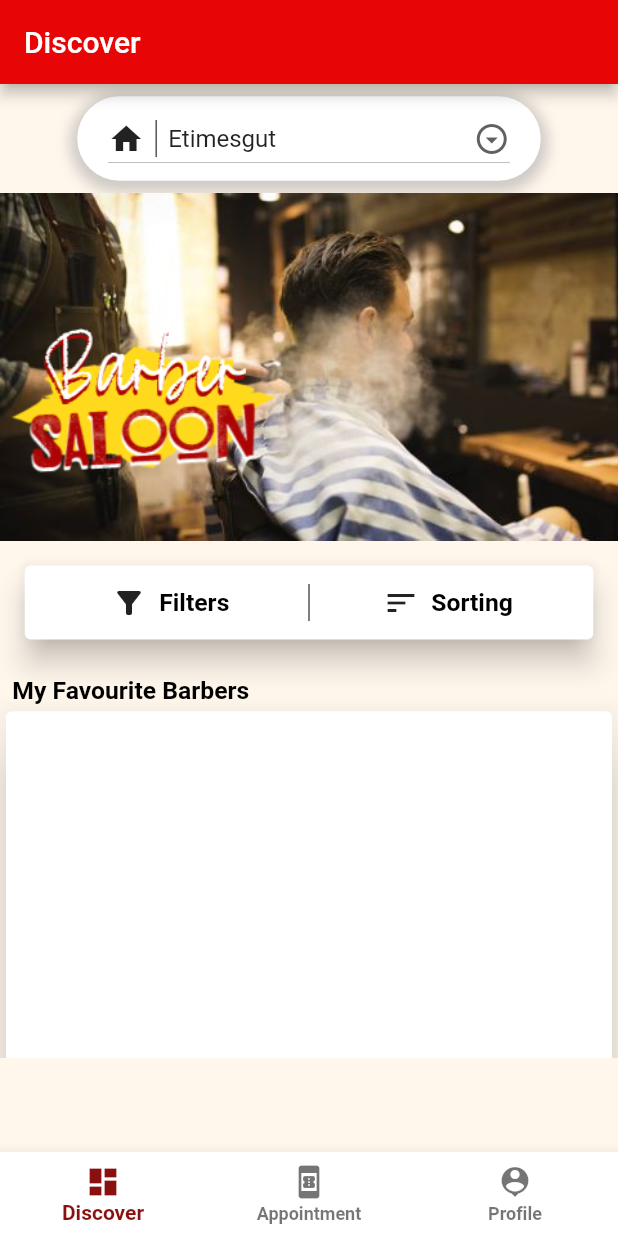
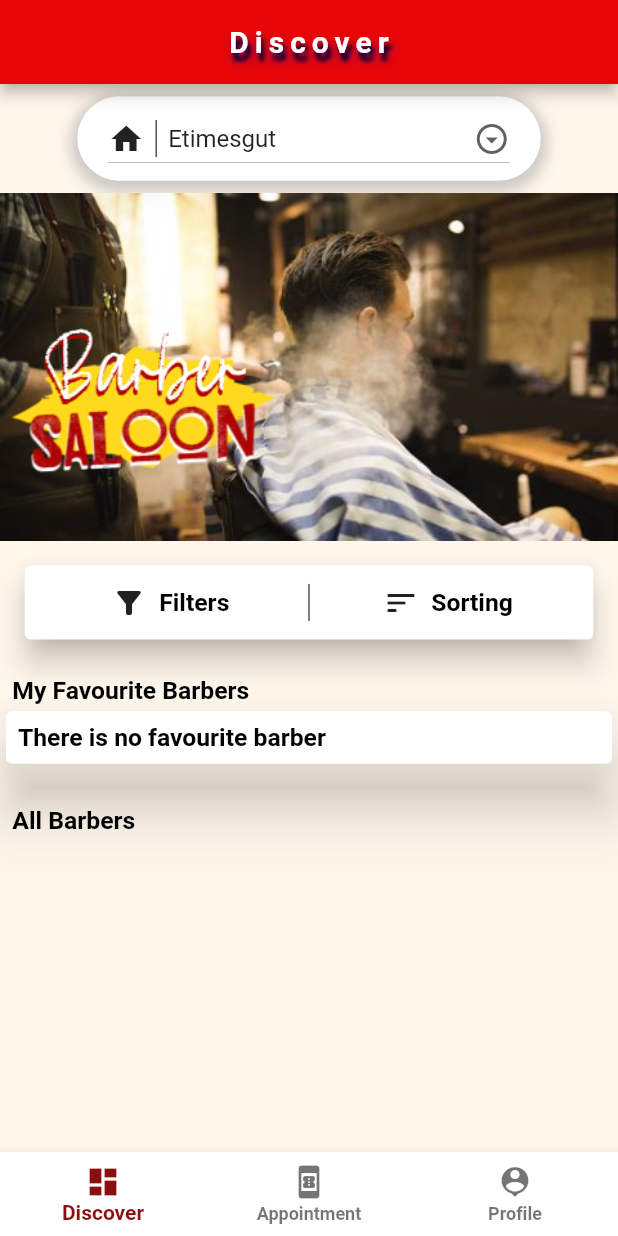
Before and after one commit to emrekorus/BarberBookingApp, a Flutter app: the screen it shows once a user with an empty profile is signed in, on a phone screen of 412 x 824 dp. Run offline on Flutter 3.47's test engine with Material 2 defaults, Android fonts, the phone set to English and light mode, and no system bars; drawn by our look-alikes of carousel_slider, sliding_up_panel; our stand-ins replace firebase_auth, firebase_database, firebase_storage, flutter_datetime_picker, flutter_spinkit, image_picker; accounts and stored records are empty.

Commit message:
Appbar title styles are changed.

```diff
--- a/lib/Screens/Discover/DiscoverScreen.dart
+++ b/lib/Screens/Discover/DiscoverScreen.dart
@@ -67,17 +67,13 @@ class _DiscoverScreenState extends State<DiscoverScreen> {
   void removeBarberFromFavourite(Barber barber) {
     _favouriteBarbers.remove(barber);
     widget.user.favourite_barbers.remove(barber.ID);
-    setState(() {
-
-    });
+    setState(() {});
   }
 
   void addBarberToFavourite(Barber barber) {
     _favouriteBarbers.add(barber);
     widget.user.favourite_barbers.add(barber.ID);
-    setState(() {
-
-    });
+    setState(() {});
   }
 
   getBarbers() async {
@@ -296,7 +292,8 @@ class _DiscoverScreenState extends State<DiscoverScreen> {
               ),
               Card(
                 elevation: 2 * SizeConfig.heightMultiplier,
-                child: Container(
+                child: _favouriteBarbers.length > 0
+                    ? Container(
                         height: 32 * SizeConfig.heightMultiplier,
                         padding: EdgeInsets.symmetric(
                             vertical: 1.5 * SizeConfig.heightMultiplier),
@@ -305,8 +302,16 @@ class _DiscoverScreenState extends State<DiscoverScreen> {
                             itemCount: _favouriteBarbers.length,
                             itemBuilder: (BuildContext context, int index) {
                               return FavouriteBarberItem(
-                              _favouriteBarbers[index], widget.user,true,removeBarberFromFavourite,addBarberToFavourite);
-                        })),
+                                  _favouriteBarbers[index],
+                                  widget.user,
+                                  true,
+                                  removeBarberFromFavourite,
+                                  addBarberToFavourite);
+                            }))
+                    : Padding(
+                        padding: const EdgeInsets.all(8.0),
+                        child: Text("There is no favourite barber"),
+                      ),
               ),
               Padding(
                 padding: EdgeInsets.fromLTRB(
@@ -323,8 +328,12 @@ class _DiscoverScreenState extends State<DiscoverScreen> {
                       shrinkWrap: true,
                       itemCount: _filteredBarbers.length,
                       itemBuilder: (BuildContext context, int index) {
-                        return BarberItem(_filteredBarbers[index], widget.user,
-                            _favouriteBarbers.contains(_filteredBarbers[index]), removeBarberFromFavourite,addBarberToFavourite);
+                        return BarberItem(
+                            _filteredBarbers[index],
+                            widget.user,
+                            _favouriteBarbers.contains(_filteredBarbers[index]),
+                            removeBarberFromFavourite,
+                            addBarberToFavourite);
                       })),
             ],
           ),
--- a/lib/Screens/Home/HomeScreen.dart
+++ b/lib/Screens/Home/HomeScreen.dart
@@ -71,8 +71,19 @@ class _HomeScreenState extends State<HomeScreen> {
 
     return Scaffold(
       resizeToAvoidBottomInset: false,
-      appBar: AppBar(
-        title: Text(_appBarTitle),
+      appBar: AppBar(centerTitle: true,
+        title: Text(_appBarTitle, style: TextStyle(letterSpacing: 4,fontWeight: FontWeight.bold, shadows: <Shadow>[
+          Shadow(
+            offset: Offset(2, 5),
+            blurRadius: 3.0,
+            color: Color.fromARGB(255, 0, 0, 0),
+          ),
+          Shadow(
+            offset: Offset(2, 5),
+            blurRadius: 8.0,
+            color: Color.fromARGB(125, 0, 0, 255),
+          ),
+        ],),),
       ),
       body: isLoading ? LoadingScreen() : _pageOptions[_selectedPage],
       bottomNavigationBar: Theme(
```
Lines whose indentation alone changed are shown as unchanged.
